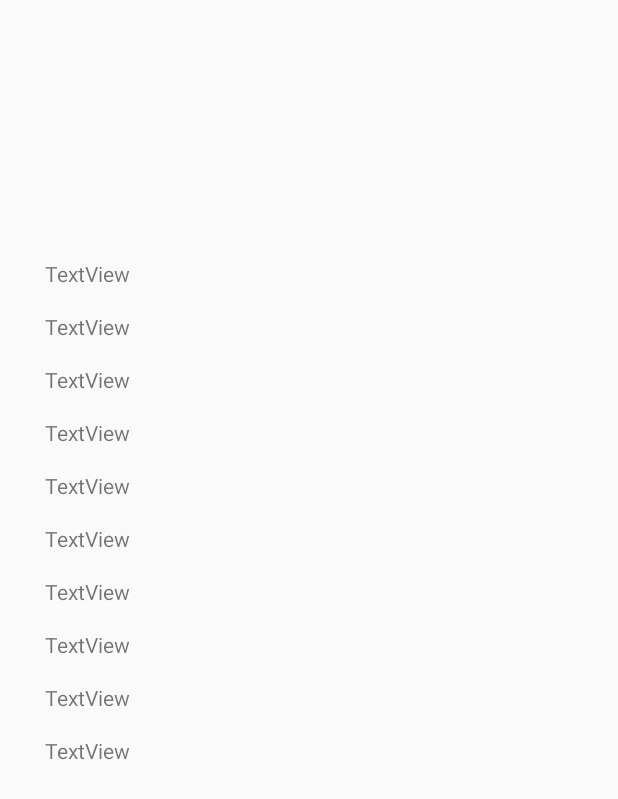
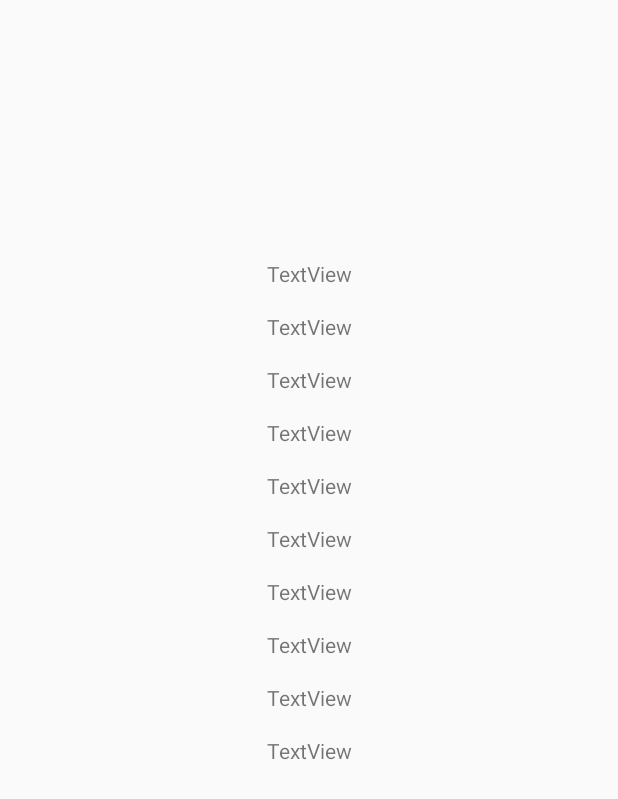
Before and after one commit to fasecity/JsonFeedClient, an Android app: the layout content_details.xml on its own in the app's theme, with its tools: preview values and no code run, on a phone screen of 412 x 824 dp. Shown: the top 799 px of the screen. Run offline under Robolectric (Android 15) with nearby library versions, the phone set to English and light mode, and no system bars.

Commit message:
commit ui 2 logo

```diff
--- a/app/src/main/java/feed/elma86/com/jsonfeedclient/DataItemAdapter.java
+++ b/app/src/main/java/feed/elma86/com/jsonfeedclient/DataItemAdapter.java
@@ -3,16 +3,19 @@ package feed.elma86.com.jsonfeedclient;
 
 import android.content.Context;
 import android.content.Intent;
+import android.graphics.drawable.Drawable;
 import android.os.Parcelable;
 import android.support.v4.content.LocalBroadcastManager;
 import android.support.v7.widget.RecyclerView;
 import android.view.LayoutInflater;
 import android.view.View;
 import android.view.ViewGroup;
+import android.widget.ImageView;
 import android.widget.TextView;
 import android.widget.Toast;
 
 import java.io.IOException;
+import java.io.InputStream;
 import java.util.ArrayList;
 import java.util.List;
 
@@ -59,6 +62,12 @@ public class DataItemAdapter extends RecyclerView.Adapter<DataItemAdapter.ViewHo
             holder.lngText.setText(""+ item.getLongitude());//---use "" to cast java is retarded
             holder.phoneText.setText(item.getPhone());
             holder.provinceText.setText(item.getProvince());
+
+
+//            InputStream stream = mContext.getAssets().open(item.getImage() + ".png");
+//            Drawable d = Drawable.createFromStream(stream,null);
+//            holder.imageView.setImageDrawable(d);
+
         } catch (Exception e) {
             e.printStackTrace();
         }
@@ -102,6 +111,7 @@ public class DataItemAdapter extends RecyclerView.Adapter<DataItemAdapter.ViewHo
         public TextView titletext;
         public TextView companyText;
         public TextView responsibilityText;
+        public ImageView imageView;
         View mView;
 
         public ViewHolder(View itemView) {
@@ -116,6 +126,7 @@ public class DataItemAdapter extends RecyclerView.Adapter<DataItemAdapter.ViewHo
             titletext =(TextView) itemView.findViewById(R.id.titleText);
             companyText =(TextView) itemView.findViewById(R.id.companyText);
             responsibilityText=(TextView) itemView.findViewById(R.id.responsibilityText);
+            imageView = (ImageView) itemView.findViewById(R.id.imageView);
 
             mView = itemView;
         }
--- a/app/src/main/java/feed/elma86/com/jsonfeedclient/MainActivity.java
+++ b/app/src/main/java/feed/elma86/com/jsonfeedclient/MainActivity.java
@@ -4,6 +4,7 @@ import android.content.BroadcastReceiver;
 import android.content.Context;
 import android.content.Intent;
 import android.content.IntentFilter;
+import android.graphics.drawable.Drawable;
 import android.net.Uri;
 import android.os.Bundle;
 import android.os.Parcelable;
@@ -21,6 +22,7 @@ import android.widget.Button;
 import android.widget.TextView;
 import android.widget.Toast;
 
+import java.io.InputStream;
 import java.util.Arrays;
 import java.util.List;
 
@@ -57,6 +59,8 @@ public class MainActivity extends AppCompatActivity {
         setContentView(R.layout.activity_main);
         Toolbar toolbar = (Toolbar) findViewById(R.id.toolbar);
         setSupportActionBar(toolbar);
+       // getSupportActionBar().setTitle("Jobify");
+        getSupportActionBar().setIcon(R.drawable.logom);
 
         //revcive
         LocalBroadcastManager.getInstance(getApplicationContext())
@@ -66,12 +70,12 @@ public class MainActivity extends AppCompatActivity {
         fab.setOnClickListener(new View.OnClickListener() {
             @Override
             public void onClick(View view) {
-               // Snackbar.make(view, "Replace with your own action", Snackbar.LENGTH_LONG)
-                //        .setAction("Action", null).show();
-              //  output.setText("");
 
+                Intent intent = new Intent(getApplicationContext(),MyMapActivity.class);
+                startActivity(intent);
             }
         });
+
 
         networkOk = NetworkHelper.hasNetworkAccess(this);
         if (networkOk) {
--- a/app/src/main/java/feed/elma86/com/jsonfeedclient/MyMapActivity.java
+++ b/app/src/main/java/feed/elma86/com/jsonfeedclient/MyMapActivity.java
@@ -87,7 +87,7 @@ public class MyMapActivity extends AppCompatActivity implements OnMapReadyCallba
         mMap = googleMap;
         LatLng latLngToronto = new LatLng(43.733092, -79.264254);
 
-        CameraPosition target = CameraPosition.builder().target(latLngToronto).zoom(15).tilt(65).build();
+        CameraPosition target = CameraPosition.builder().target(latLngToronto).zoom(9).tilt(65).build();
         mMap.moveCamera(CameraUpdateFactory.newCameraPosition(target));
         mMap.setMapType(GoogleMap.MAP_TYPE_HYBRID);
 
--- a/app/src/main/res/layout/activity_main.xml
+++ b/app/src/main/res/layout/activity_main.xml
@@ -4,6 +4,7 @@
     xmlns:tools="http://schemas.android.com/tools"
     android:layout_width="match_parent"
     android:layout_height="match_parent"
+    android:background="#FFFFFF"
     tools:context="feed.elma86.com.jsonfeedclient.MainActivity">
 
     <android.support.design.widget.AppBarLayout
@@ -28,6 +29,6 @@
         android:layout_height="wrap_content"
         android:layout_gravity="bottom|end"
         android:layout_margin="@dimen/fab_margin"
-        app:srcCompat="@android:drawable/ic_dialog_email" />
+        app:srcCompat="@android:drawable/ic_menu_mylocation" />
 
 </android.support.design.widget.CoordinatorLayout>
--- a/app/src/main/res/layout/content_details.xml
+++ b/app/src/main/res/layout/content_details.xml
@@ -33,7 +33,8 @@
                 android:paddingEnd="8dp"
                 android:paddingStart="8dp"
                 android:paddingTop="8dp"
-                android:text="TextView" />
+                android:text="TextView"
+                android:textAlignment="center" />
 
             <TextView
                 android:id="@+id/lngText"
@@ -43,7 +44,8 @@
                 android:paddingEnd="8dp"
                 android:paddingStart="8dp"
                 android:paddingTop="8dp"
-                android:text="TextView" />
+                android:text="TextView"
+                android:textAlignment="center" />
 
             <TextView
                 android:id="@+id/phoneText"
@@ -53,7 +55,8 @@
                 android:paddingEnd="8dp"
                 android:paddingStart="8dp"
                 android:paddingTop="8dp"
-                android:text="TextView" />
+                android:text="TextView"
+                android:textAlignment="center" />
 
             <TextView
                 android:id="@+id/salaryText"
@@ -63,7 +66,8 @@
                 android:paddingEnd="8dp"
                 android:paddingStart="8dp"
                 android:paddingTop="8dp"
-                android:text="TextView" />
+                android:text="TextView"
+                android:textAlignment="center" />
 
             <TextView
                 android:id="@+id/provinceText"
@@ -73,7 +77,8 @@
                 android:paddingEnd="8dp"
                 android:paddingStart="8dp"
                 android:paddingTop="8dp"
-                android:text="TextView" />
+                android:text="TextView"
+                android:textAlignment="center" />
 
             <TextView
                 android:id="@+id/responsibilityText"
@@ -83,7 +88,8 @@
                 android:paddingEnd="8dp"
                 android:paddingStart="8dp"
                 android:paddingTop="8dp"
-                android:text="TextView" />
+                android:text="TextView"
+                android:textAlignment="center" />
 
             <TextView
                 android:id="@+id/descriptionText"
@@ -93,7 +99,8 @@
                 android:paddingEnd="8dp"
                 android:paddingStart="8dp"
                 android:paddingTop="8dp"
-                android:text="TextView" />
+                android:text="TextView"
+                android:textAlignment="center" />
 
             <TextView
                 android:id="@+id/titleText"
@@ -103,7 +110,8 @@
                 android:paddingEnd="8dp"
                 android:paddingStart="8dp"
                 android:paddingTop="8dp"
-                android:text="TextView" />
+                android:text="TextView"
+                android:textAlignment="center" />
 
             <TextView
                 android:id="@+id/cityText"
@@ -113,7 +121,8 @@
                 android:paddingEnd="8dp"
                 android:paddingStart="8dp"
                 android:paddingTop="8dp"
-                android:text="TextView" />
+                android:text="TextView"
+                android:textAlignment="center" />
 
             <TextView
                 android:id="@+id/companyText"
@@ -123,7 +132,8 @@
                 android:paddingEnd="8dp"
                 android:paddingStart="8dp"
                 android:paddingTop="8dp"
-                android:text="TextView" />
+                android:text="TextView"
+                android:textAlignment="center" />
         </LinearLayout>
     </ScrollView>
 </android.support.constraint.ConstraintLayout>
--- a/app/src/main/res/layout/list_item.xml
+++ b/app/src/main/res/layout/list_item.xml
@@ -15,9 +15,9 @@
         android:layout_height="75dp"
         android:layout_marginBottom="8dp"
         android:layout_marginLeft="0dp"
+        android:src="@drawable/pic1"
         android:layout_marginStart="24dp"
         android:layout_marginTop="8dp"
-        android:src="@drawable/ladyvr"
         app:civ_border_color="@color/colorAccent"
         app:civ_border_width="2dp"
         app:layout_constraintBottom_toBottomOf="parent"
--- a/app/src/main/res/values/colors.xml
+++ b/app/src/main/res/values/colors.xml
@@ -1,6 +1,6 @@
 <?xml version="1.0" encoding="utf-8"?>
 <resources>
-    <color name="colorPrimary">#3F51B5</color>
-    <color name="colorPrimaryDark">#303F9F</color>
-    <color name="colorAccent">#FF4081</color>
+    <color name="colorPrimary">#00796b</color>
+    <color name="colorPrimaryDark">#004c40</color>
+    <color name="colorAccent">#FFC107</color>
 </resources>
--- a/app/src/main/res/values/strings.xml
+++ b/app/src/main/res/values/strings.xml
@@ -1,5 +1,5 @@
 <resources>
-    <string name="app_name">JsonFeedClient</string>
+    <string name="app_name">Jobify</string>
     <string name="action_settings">Settings</string>
     <string name="title_activity_details">DetailsActivity</string>
     <string name="title_activity_maps">Map</string>
```
Also changed, not shown: app/src/main/res/drawable/logom.png (added), app/src/main/res/drawable/pic1.png (added).
